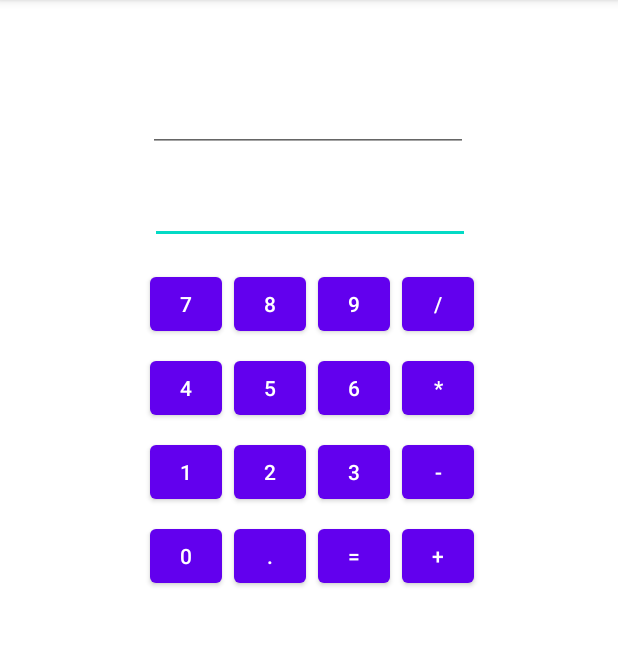
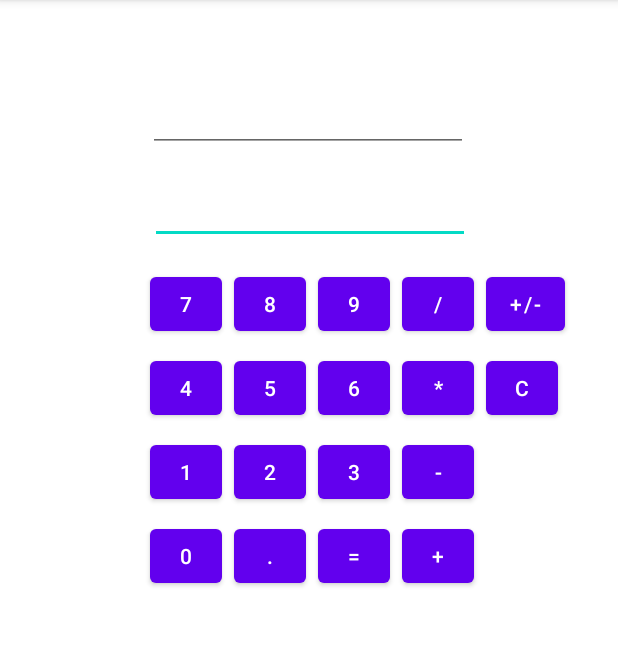
Before and after one commit to JacksonMonteiro/android_calculator, an Android app: the screen it shows after launch (MainActivity), on a phone screen of 412 x 824 dp, the part 84-730 px from its top. Run offline under Robolectric (Android 15) with nearby library versions, the phone set to English and light mode, and no system bars.

Commit message:
negative button and clear button

```diff
--- a/app/src/main/java/space/jacksonmonteiro/calculator/MainActivity.kt
+++ b/app/src/main/java/space/jacksonmonteiro/calculator/MainActivity.kt
@@ -1,25 +1,24 @@
 package space.jacksonmonteiro.calculator
 
-import androidx.appcompat.app.AppCompatActivity
 import android.os.Bundle
-import android.os.PersistableBundle
 import android.view.View
 import android.widget.Button
 import android.widget.EditText
 import android.widget.TextView
+import androidx.appcompat.app.AppCompatActivity
 
 private const val STATE_PENDING_OPERATION = "pendingOperation"
 private const val STATE_OPERAND1 = "operand1"
 private const val STATE_OPERAND1_STORED = "operand1Stored"
 
 class MainActivity : AppCompatActivity() {
-    private lateinit var result : EditText
-    private lateinit var newNumber : EditText
-    private val displayOperation by lazy (LazyThreadSafetyMode.NONE) { findViewById<TextView>(R.id.operation) }
+    private lateinit var result: EditText
+    private lateinit var newNumber: EditText
+    private val displayOperation by lazy(LazyThreadSafetyMode.NONE) { findViewById<TextView>(R.id.operation) }
 
     // Operands
-    private var operand1 : Double? = null
-    private var pendingOperation : String = "="
+    private var operand1: Double? = null
+    private var pendingOperation: String = "="
 
     override fun onCreate(savedInstanceState: Bundle?) {
         super.onCreate(savedInstanceState)
@@ -29,24 +28,26 @@ class MainActivity : AppCompatActivity() {
         newNumber = findViewById(R.id.newNumber)
 
         // Data input buttons
-        val button0 : Button = findViewById(R.id.button0)
-        val button1 : Button = findViewById(R.id.button1)
-        val button2 : Button = findViewById(R.id.button2)
-        val button3 : Button = findViewById(R.id.button3)
-        val button4 : Button = findViewById(R.id.button4)
-        val button5 : Button = findViewById(R.id.button5)
-        val button6 : Button = findViewById(R.id.button6)
-        val button7 : Button = findViewById(R.id.button7)
-        val button8 : Button = findViewById(R.id.button8)
-        val button9 : Button = findViewById(R.id.button9)
-        val buttonDecimal : Button = findViewById(R.id.buttonDecimal)
+        val button0: Button = findViewById(R.id.button0)
+        val button1: Button = findViewById(R.id.button1)
+        val button2: Button = findViewById(R.id.button2)
+        val button3: Button = findViewById(R.id.button3)
+        val button4: Button = findViewById(R.id.button4)
+        val button5: Button = findViewById(R.id.button5)
+        val button6: Button = findViewById(R.id.button6)
+        val button7: Button = findViewById(R.id.button7)
+        val button8: Button = findViewById(R.id.button8)
+        val button9: Button = findViewById(R.id.button9)
+        val buttonDecimal: Button = findViewById(R.id.buttonDecimal)
 
         // Operation Numbers
-        val buttonPlus : Button = findViewById(R.id.buttonPlus)
-        val buttonMinus : Button = findViewById(R.id.buttonMinus)
-        val buttonMultiply : Button = findViewById(R.id.buttonMultiply)
-        val buttonDivide : Button = findViewById(R.id.buttonDivide)
-        val buttonCalc : Button = findViewById(R.id.buttonCalc)
+        val buttonPlus: Button = findViewById(R.id.buttonPlus)
+        val buttonMinus: Button = findViewById(R.id.buttonMinus)
+        val buttonMultiply: Button = findViewById(R.id.buttonMultiply)
+        val buttonDivide: Button = findViewById(R.id.buttonDivide)
+        val buttonCalc: Button = findViewById(R.id.buttonCalc)
+        val buttonNegative: Button = findViewById(R.id.buttonNegative)
+        val buttonClear: Button = findViewById(R.id.buttonClear)
 
         val listener = View.OnClickListener { v ->
             val b = v as Button
@@ -84,6 +85,28 @@ class MainActivity : AppCompatActivity() {
         buttonMultiply.setOnClickListener(opListener)
         buttonDivide.setOnClickListener(opListener)
         buttonCalc.setOnClickListener(opListener)
+
+        buttonNegative.setOnClickListener {
+            val value = newNumber.text.toString()
+            if (value.isEmpty()) {
+                newNumber.setText("-")
+            } else {
+                try {
+                    var doubleValue = value.toDouble()
+                    doubleValue *= -1
+                    newNumber.setText(doubleValue.toString())
+                } catch (e: NumberFormatException) {
+                    newNumber.setText("")
+                }
+            }
+        }
+
+        buttonClear.setOnClickListener {
+            operand1 = null
+            pendingOperation = "="
+            newNumber.setText("")
+            result.setText("")
+        }
     }
 
     private fun performOperation(value: Double, op: String) {
@@ -91,16 +114,16 @@ class MainActivity : AppCompatActivity() {
             operand1 = value
         } else {
             if (pendingOperation == "=") {
-                    pendingOperation = op
+                pendingOperation = op
             }
 
             when (pendingOperation) {
                 "=" -> operand1 = value
                 "/" -> operand1 = if (value == 0.0) {
-                         Double.NaN // Handle divison by zero
-                        } else {
-                          operand1!! / value
-                        }
+                    Double.NaN // Handle divison by zero
+                } else {
+                    operand1!! / value
+                }
                 "*" -> operand1 = operand1!! * value
                 "-" -> operand1 = operand1!! - value
                 "+" -> operand1 = operand1!! + value
--- a/app/src/main/res/layout-land/activity_main.xml
+++ b/app/src/main/res/layout-land/activity_main.xml
@@ -73,6 +73,16 @@
         android:text="/"
         app:layout_constraintBaseline_toBaselineOf="@+id/button7"
         app:layout_constraintStart_toEndOf="@+id/button9" />
+
+    <Button
+        android:id="@+id/buttonNegative"
+        android:layout_width="wrap_content"
+        android:layout_height="wrap_content"
+        android:layout_marginStart="8dp"
+        android:minWidth="48dp"
+        android:text="+/-"
+        app:layout_constraintBaseline_toBaselineOf="@+id/button7"
+        app:layout_constraintStart_toEndOf="@+id/buttonDivide" />
 
     <Button
         android:id="@+id/button4"
--- a/app/src/main/res/layout/activity_main.xml
+++ b/app/src/main/res/layout/activity_main.xml
@@ -77,6 +77,16 @@
         app:layout_constraintStart_toEndOf="@+id/button9" />
 
     <Button
+        android:id="@+id/buttonNegative"
+        android:layout_width="wrap_content"
+        android:layout_height="wrap_content"
+        android:layout_marginStart="8dp"
+        android:minWidth="48dp"
+        android:text="+/-"
+        app:layout_constraintBaseline_toBaselineOf="@+id/button7"
+        app:layout_constraintStart_toEndOf="@+id/buttonDivide" />
+
+    <Button
         android:id="@+id/button4"
         android:layout_width="wrap_content"
         android:layout_height="wrap_content"
@@ -115,6 +125,16 @@
         android:text="*"
         app:layout_constraintBaseline_toBaselineOf="@+id/button4"
         app:layout_constraintStart_toEndOf="@id/button6" />
+
+    <Button
+        android:id="@+id/buttonClear"
+        android:layout_width="wrap_content"
+        android:layout_height="wrap_content"
+        android:layout_marginStart="8dp"
+        android:minWidth="48dp"
+        android:text="C"
+        app:layout_constraintBaseline_toBaselineOf="@+id/button4"
+        app:layout_constraintStart_toEndOf="@id/buttonMultiply" />
 
     <Button
         android:id="@+id/button1"
```
